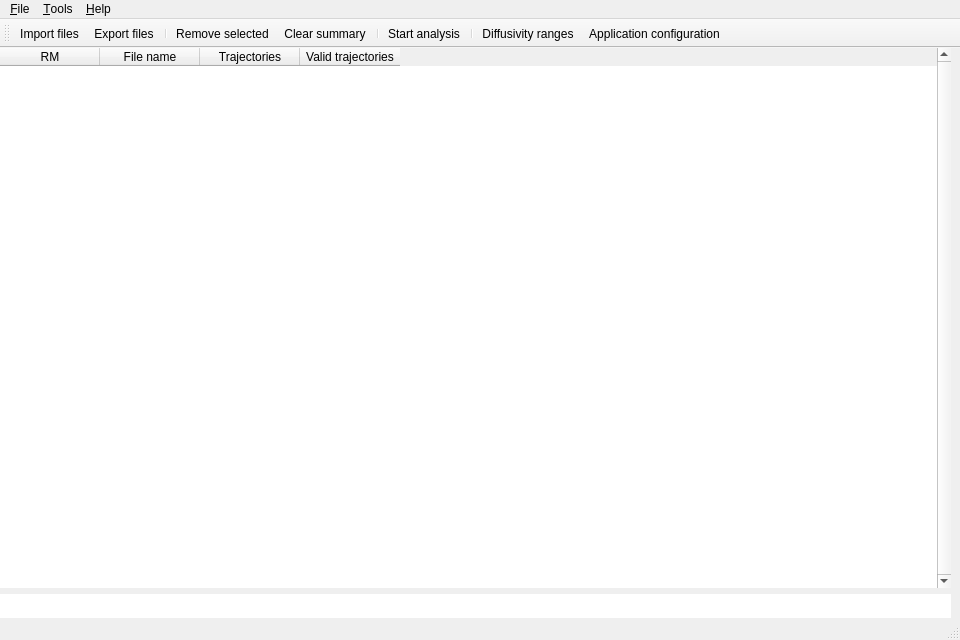
Before: the Qt Designer form ui/mainwindow.ui in lassisg/mpthub, drawn with Qt 5.
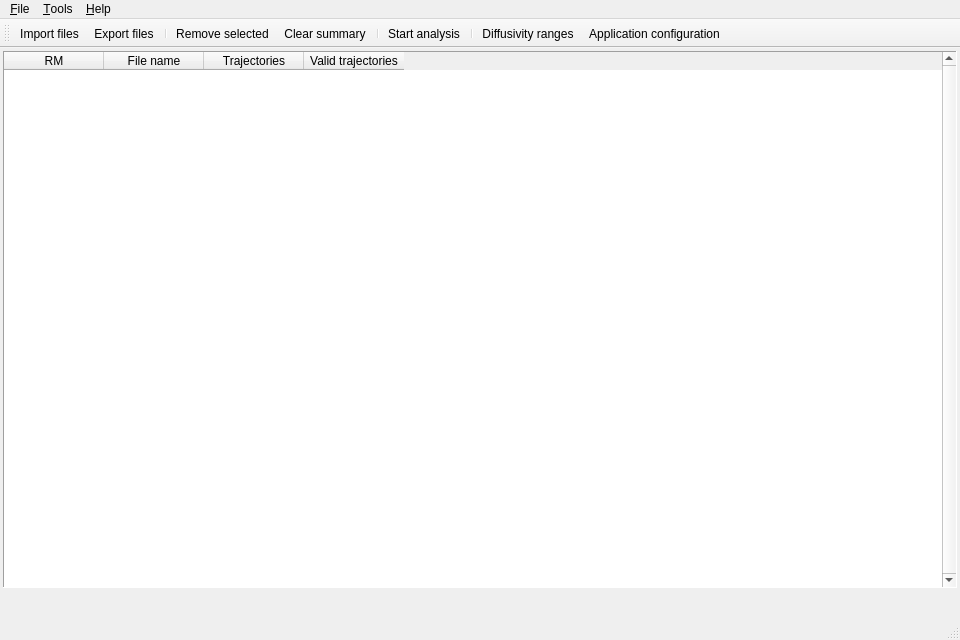
After: the same form once the commit is applied. Icons and pictures are not drawn.

The edit to the form file:
```diff
--- a/ui/mainwindow.ui
+++ b/ui/mainwindow.ui
@@ -37,22 +37,28 @@
   </property>
   <widget class="QWidget" name="centralwidget">
    <layout class="QVBoxLayout" name="verticalLayout">
+    <property name="spacing">
+     <number>3</number>
+    </property>
     <property name="leftMargin">
-     <number>0</number>
+     <number>3</number>
     </property>
     <property name="topMargin">
-     <number>0</number>
+     <number>3</number>
+    </property>
+    <property name="rightMargin">
+     <number>3</number>
     </property>
     <property name="bottomMargin">
-     <number>0</number>
+     <number>3</number>
     </property>
     <item>
      <widget class="QTableWidget" name="summary_view">
       <property name="frameShape">
-       <enum>QFrame::NoFrame</enum>
+       <enum>QFrame::Panel</enum>
       </property>
       <property name="frameShadow">
-       <enum>QFrame::Plain</enum>
+       <enum>QFrame::Sunken</enum>
       </property>
       <property name="verticalScrollBarPolicy">
        <enum>Qt::ScrollBarAlwaysOn</enum>
@@ -114,6 +120,9 @@
         <height>24</height>
        </size>
       </property>
+      <property name="styleSheet">
+       <string notr="true">background-color: rgba(255, 255, 255, 0);</string>
+      </property>
       <property name="frameShape">
        <enum>QFrame::NoFrame</enum>
       </property>
```
